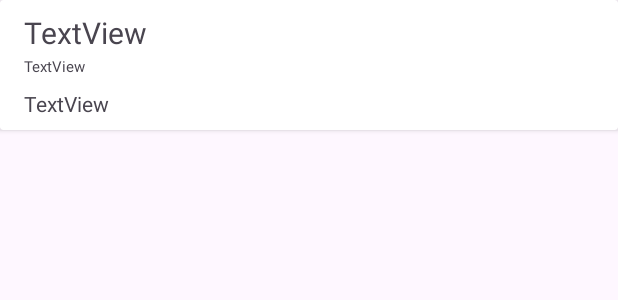
After one commit to DanielButh/DTasks, an Android app: the layout task_item.xml on its own in the app's theme, with its tools: preview values and no code run, on a phone screen of 412 x 824 dp. The commit adds this screen. Shown: the top 300 px of the screen. Run offline under Robolectric (Android 15) with nearby library versions, the phone set to English and light mode, and no system bars.

Commit message:
Añadiendo RecyclerView y completando CRUD

```diff
--- a/app/build.gradle.kts
+++ b/app/build.gradle.kts
@@ -4,6 +4,7 @@ plugins {
     alias(libs.plugins.google.services.plugin)
     alias(libs.plugins.hilt)
     alias(libs.plugins.kapt)
+    alias(libs.plugins.safeargs)
 }
 
 android {
--- a/app/src/main/java/com/example/dtasks/view/list/ListActivity.kt
+++ b/app/src/main/java/com/example/dtasks/view/list/ListActivity.kt
@@ -11,7 +11,9 @@ import androidx.navigation.ui.setupActionBarWithNavController
 import com.example.dtasks.R
 import com.example.dtasks.databinding.ActivityListBinding
 import com.example.dtasks.utils.FragmentCommunicator
+import dagger.hilt.android.AndroidEntryPoint
 
+@AndroidEntryPoint
 class ListActivity : AppCompatActivity(), FragmentCommunicator {
 
     private lateinit var appBarConfiguration: AppBarConfiguration
--- /dev/null
+++ b/app/src/main/res/drawable/baseline_check_24.xml
@@ -0,0 +1,5 @@
+<vector xmlns:android="http://schemas.android.com/apk/res/android" android:height="24dp" android:tint="#000000" android:viewportHeight="24" android:viewportWidth="24" android:width="24dp">
+
+    <path android:fillColor="@android:color/white" android:pathData="M9,16.17L4.83,12l-1.42,1.41L9,19 21,7l-1.41,-1.41z"/>
+
+</vector>
--- /dev/null
+++ b/app/src/main/res/drawable/check.xml
@@ -0,0 +1,5 @@
+<vector xmlns:android="http://schemas.android.com/apk/res/android" android:height="32dp" android:tint="#000000" android:viewportHeight="24" android:viewportWidth="24" android:width="32dp">
+
+    <path android:fillColor="@android:color/white" android:pathData="M9,16.17L4.83,12l-1.42,1.41L9,19 21,7l-1.41,-1.41z"/>
+
+</vector>
--- a/app/src/main/res/layout/fragment_task_detail.xml
+++ b/app/src/main/res/layout/fragment_task_detail.xml
@@ -87,7 +87,7 @@
         android:layout_marginBottom="16dp"
         android:hint="@string/fecha"
         app:boxBackgroundColor="@color/white"
-        app:layout_constraintBottom_toTopOf="@+id/updateButton"
+        app:layout_constraintBottom_toTopOf="@+id/deleteButton"
         app:layout_constraintEnd_toEndOf="parent"
         app:layout_constraintStart_toStartOf="parent">
 
@@ -100,7 +100,7 @@
     </com.google.android.material.textfield.TextInputLayout>
 
     <Button
-        android:id="@+id/updateButton"
+        android:id="@+id/deleteButton"
         android:layout_width="match_parent"
         android:layout_height="64dp"
         android:layout_marginStart="16dp"
--- /dev/null
+++ b/app/src/main/res/layout/task_item.xml
@@ -0,0 +1,57 @@
+<?xml version="1.0" encoding="utf-8"?>
+<androidx.cardview.widget.CardView
+    android:id="@+id/itemContainerView"
+    xmlns:android="http://schemas.android.com/apk/res/android"
+    xmlns:app="http://schemas.android.com/apk/res-auto"
+    xmlns:tools="http://schemas.android.com/tools"
+    android:layout_width="match_parent"
+    android:layout_height="wrap_content">
+
+    <androidx.constraintlayout.widget.ConstraintLayout
+        android:layout_width="match_parent"
+        android:layout_height="wrap_content">
+
+        <TextView
+            android:id="@+id/nameTextView"
+            android:layout_width="0dp"
+            android:layout_height="wrap_content"
+            android:layout_marginStart="16dp"
+            android:layout_marginTop="8dp"
+            android:layout_marginEnd="16dp"
+            android:text="TextView"
+            android:textSize="20sp"
+            app:layout_constraintEnd_toEndOf="parent"
+            app:layout_constraintStart_toStartOf="parent"
+            app:layout_constraintTop_toTopOf="parent" />
+
+        <TextView
+            android:id="@+id/descriptionTextView"
+            android:layout_width="0dp"
+            android:layout_height="wrap_content"
+            android:layout_marginStart="16dp"
+            android:layout_marginTop="8dp"
+            android:layout_marginEnd="16dp"
+            android:layout_marginBottom="8dp"
+            android:text="TextView"
+            app:layout_constraintBottom_toBottomOf="parent"
+            app:layout_constraintEnd_toEndOf="parent"
+            app:layout_constraintStart_toStartOf="parent"
+            app:layout_constraintTop_toBottomOf="@+id/dateTextView" />
+
+        <TextView
+            android:id="@+id/dateTextView"
+            android:layout_width="0dp"
+            android:layout_height="wrap_content"
+            android:layout_marginStart="16dp"
+            android:layout_marginTop="2dp"
+            android:layout_marginEnd="16dp"
+            android:text="TextView"
+            android:textSize="10sp"
+            app:layout_constraintEnd_toEndOf="parent"
+            app:layout_constraintStart_toStartOf="parent"
+            app:layout_constraintTop_toBottomOf="@+id/nameTextView" />
+
+
+    </androidx.constraintlayout.widget.ConstraintLayout>
+
+</androidx.cardview.widget.CardView>
--- a/app/src/main/res/navigation/list_graph.xml
+++ b/app/src/main/res/navigation/list_graph.xml
@@ -33,6 +33,11 @@
         android:name="com.example.dtasks.view.list.TaskDetailFragment"
         android:label="TaskDetailFragment"
         tools:layout="@layout/fragment_task_detail">
+
+        <argument
+            android:name="taskId"
+            app:argType="string"/>
+
         <action
             android:id="@+id/action_TaskDetailFragment_to_TasksFragment"
             app:destination="@id/TasksFragment" />
--- a/app/src/main/res/values/colors.xml
+++ b/app/src/main/res/values/colors.xml
@@ -3,4 +3,5 @@
     <color name="black">#FF000000</color>
     <color name="white">#FFFFFFFF</color>
     <color name="principal">#FFBD36</color>
+    <color name="red">#D22B2B</color>
 </resources>
--- a/app/src/main/res/values/strings.xml
+++ b/app/src/main/res/values/strings.xml
@@ -23,6 +23,7 @@
     <string name="second_fragment_label">Second Fragment</string>
     <string name="next">Next</string>
     <string name="previous">Previous</string>
+    <string name="eliminar">Eliminar tarea</string>
 
     <string name="lorem_ipsum">
         Lorem ipsum dolor sit amet, consectetur adipiscing elit. Nam in scelerisque sem. Mauris
@@ -60,5 +61,7 @@
         libero vel nunc consequat, quis tincidunt nisl eleifend. Cras bibendum enim a justo luctus
         vestibulum. Fusce dictum libero quis erat maximus, vitae volutpat diam dignissim.
     </string>
+    <!-- TODO: Remove or change this placeholder text -->
+    <string name="hello_blank_fragment">Hello blank fragment</string>
 
 </resources>
--- a/build.gradle.kts
+++ b/build.gradle.kts
@@ -4,4 +4,5 @@ plugins {
     alias(libs.plugins.kotlin.android) apply false
     alias(libs.plugins.google.services.plugin) apply false
     alias(libs.plugins.hilt) apply false
+    alias(libs.plugins.safeargs) apply false
 }
--- a/gradle/libs.versions.toml
+++ b/gradle/libs.versions.toml
@@ -15,6 +15,7 @@ lottie = "4.2.2"
 google-services = "4.4.2"
 firebase = "33.13.0"
 hilt = "2.56.2"
+safeargs = "2.9.0"
 
 [libraries]
 androidx-core-ktx = { group = "androidx.core", name = "core-ktx", version.ref = "coreKtx" }
@@ -40,3 +41,4 @@ kotlin-android = { id = "org.jetbrains.kotlin.android", version.ref = "kotlin" }
 google-services-plugin = { id = "com.google.gms.google-services", version.ref = "google-services" }
 hilt = { id = "com.google.dagger.hilt.android", version.ref = "hilt" }
 kapt = { id = "kotlin-kapt" }
+safeargs = { id = "androidx.navigation.safeargs.kotlin", version.ref = "safeargs" }
```
Also changed, not shown: app/src/main/java/com/example/dtasks/adapters/TaskAdapter.kt (added, +49 -0 lines), app/src/main/java/com/example/dtasks/model/Task.kt (+5 -5 lines), app/src/main/java/com/example/dtasks/view/list/AddTaskFragment.kt (+26 -4 lines), app/src/main/java/com/example/dtasks/view/list/TaskDetailFragment.kt (+51 -1 lines), app/src/main/java/com/example/dtasks/view/list/TasksFragment.kt (+42 -9 lines), app/src/main/java/com/example/dtasks/viewModel/list/TaskDetailViewModel.kt (+47 -1 lines), app/src/main/java/com/example/dtasks/viewModel/list/TasksViewModel.kt (added, +42 -0 lines), app/src/main/res/drawable/check_48px.xml (added, +10 -0 lines).
